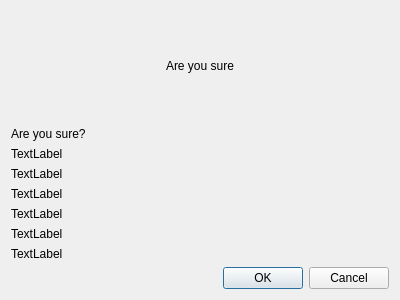
leetcode-1533/Qt_MVC_MYSQL, file submit_dia.ui: the form before one commit.
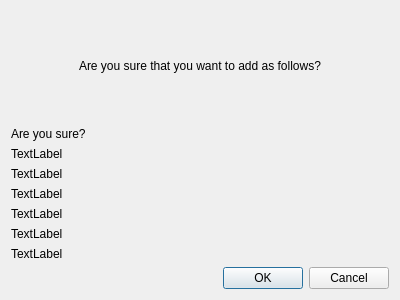
The form after the commit.

```diff
--- a/submit_dia.ui
+++ b/submit_dia.ui
@@ -32,7 +32,7 @@
      <item>
       <widget class="QLabel" name="label_8">
        <property name="text">
-        <string>Are you sure</string>
+        <string>Are you sure that you want to add as follows?</string>
        </property>
       </widget>
      </item>
```
